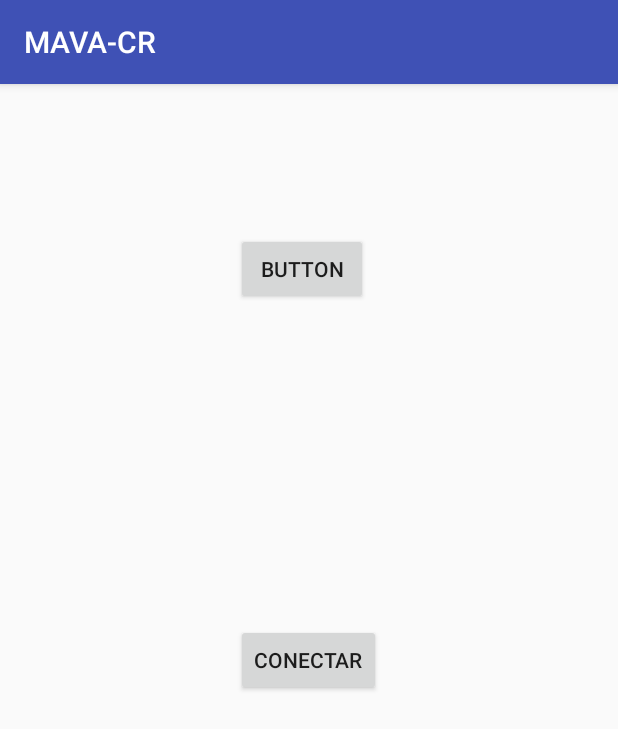
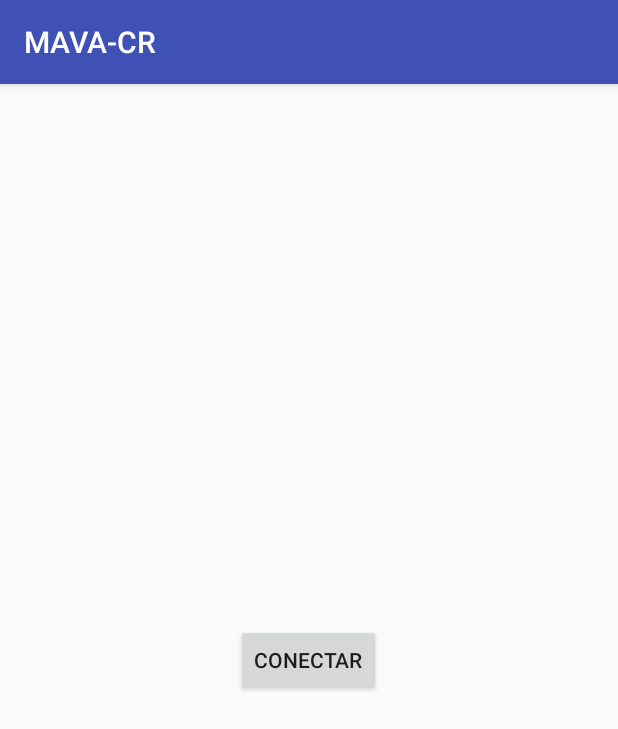
Before and after one commit to AMAV/MAVA-CR, an Android app: the screen it shows after launch (MainActivity), on a phone screen of 412 x 824 dp. Shown: the top 729 px of the screen. Run offline under Robolectric (Android 15) with nearby library versions, the phone set to English and light mode, and no system bars.

Commit message:
Bluetooth start

```diff
--- a/app/src/main/AndroidManifest.xml
+++ b/app/src/main/AndroidManifest.xml
@@ -16,5 +16,7 @@
             </intent-filter>
         </activity>
     </application>
+    <uses-permission android:name="android.permission.BLUETOOTH" />
+
 
 </manifest>
--- a/app/src/main/res/layout/activity_main.xml
+++ b/app/src/main/res/layout/activity_main.xml
@@ -16,16 +16,7 @@
         android:id="@+id/button"
         android:text="@string/txtBoton"
         android:layout_centerVertical="true"
-        android:layout_centerHorizontal="true" />
-
-    <Button
-        android:text="Button"
-        android:layout_width="wrap_content"
-        android:layout_height="wrap_content"
-        android:layout_alignParentTop="true"
-        android:layout_alignLeft="@+id/button"
-        android:layout_alignStart="@+id/button"
-        android:layout_marginTop="83dp"
-        android:id="@+id/button2" />
+        android:layout_centerHorizontal="true"
+        android:onClick="MostrarDispositivos" />
 
 </RelativeLayout>
```
Also changed, not shown: app/src/main/java/com/example/ur/mava_cr/MainActivity.java (+18 -0 lines).
